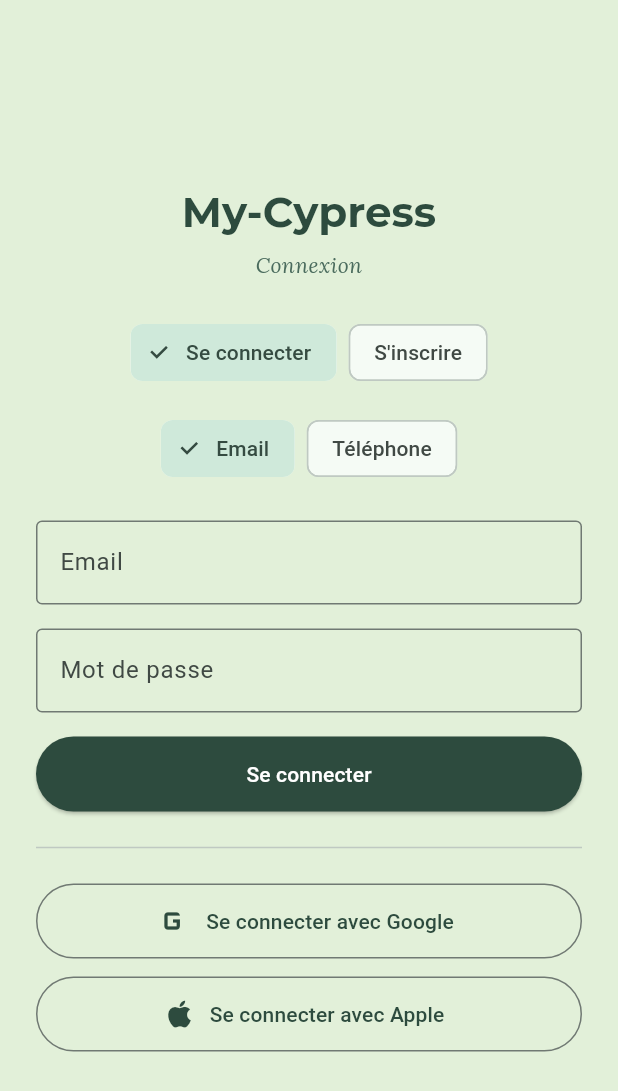
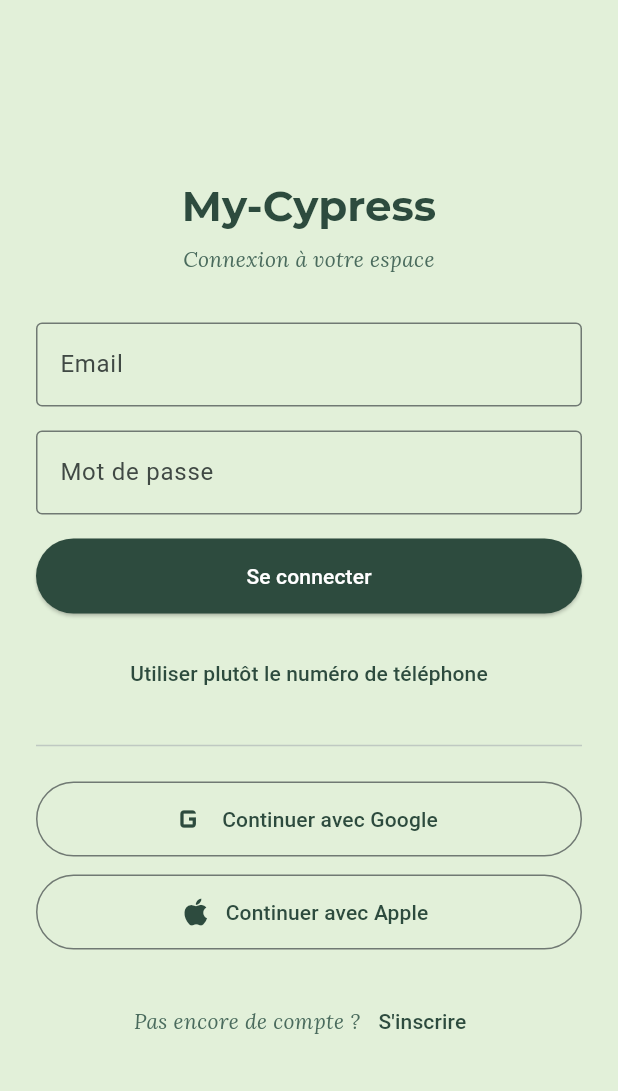
Before and after one commit to DASyhef/My-Cypress, a Flutter app: the screen it shows after launch, on a phone screen of 412 x 824 dp. Shown: the top 1091 px of the screen. Run offline on Flutter 3.47's test engine with Material 3 defaults, Android fonts, the phone set to English and light mode, and no system bars; our stand-ins replace cloud_firestore, firebase_auth, firebase_core, google_fonts, google_sign_in, sign_in_with_apple; accounts and stored records are empty.

Commit message:
refont: connect panel

```diff
--- a/lib/views/auth_page.dart
+++ b/lib/views/auth_page.dart
@@ -226,16 +226,19 @@ class _AuthPageState extends State<AuthPage> {
                 const SizedBox(height: 8),
                 Text(
                   _authAction == AuthAction.login
-                      ? 'Connexion'
-                      : 'Créer un compte',
+                      ? 'Connexion à votre espace'
+                      : 'Création de compte',
                   textAlign: TextAlign.center,
                   style: theme.textTheme.bodyMedium,
                 ),
-                const SizedBox(height: 24),
+                const SizedBox(height: 32),
                 if (_errorMessage != null) ...[
                   Container(
                     padding: const EdgeInsets.all(12),
+                    decoration: BoxDecoration(
                       color: Colors.red.shade100,
+                      borderRadius: BorderRadius.circular(8),
+                    ),
                     child: Text(
                       _errorMessage!,
                       style: TextStyle(color: Colors.red.shade900),
@@ -243,70 +246,27 @@ class _AuthPageState extends State<AuthPage> {
                   ),
                   const SizedBox(height: 16),
                 ],
-                Row(
-                  mainAxisAlignment: MainAxisAlignment.center,
-                  children: [
-                    ChoiceChip(
-                      label: const Text('Se connecter'),
-                      selected: _authAction == AuthAction.login,
-                      onSelected: (selected) {
-                        if (selected) {
+                if (_authMode == AuthMode.email)
+                  _buildEmailForm(theme)
+                else
+                  _buildPhoneForm(theme),
+                const SizedBox(height: 16),
+                TextButton(
+                  onPressed: () {
                     setState(() {
-                            _authAction = AuthAction.login;
+                      _authMode = _authMode == AuthMode.email
+                          ? AuthMode.phone
+                          : AuthMode.email;
                       _errorMessage = null;
+                      _codeSent = false;
                     });
-                        }
                   },
+                  child: Text(
+                    _authMode == AuthMode.email
+                        ? 'Utiliser plutôt le numéro de téléphone'
+                        : 'Utiliser plutôt l\'e-mail',
                   ),
-                    const SizedBox(width: 8),
-                    ChoiceChip(
-                      label: const Text('S\'inscrire'),
-                      selected: _authAction == AuthAction.register,
-                      onSelected: (selected) {
-                        if (selected) {
-                          setState(() {
-                            _authAction = AuthAction.register;
-                            _errorMessage = null;
-                          });
-                        }
-                      },
                 ),
-                  ],
-                ),
-                const SizedBox(height: 16),
-                Row(
-                  mainAxisAlignment: MainAxisAlignment.center,
-                  children: [
-                    ChoiceChip(
-                      label: const Text('Email'),
-                      selected: _authMode == AuthMode.email,
-                      onSelected: (selected) {
-                        if (selected) {
-                          setState(() {
-                            _authMode = AuthMode.email;
-                            _errorMessage = null;
-                          });
-                        }
-                      },
-                    ),
-                    const SizedBox(width: 8),
-                    ChoiceChip(
-                      label: const Text('Téléphone'),
-                      selected: _authMode == AuthMode.phone,
-                      onSelected: (selected) {
-                        if (selected) {
-                          setState(() {
-                            _authMode = AuthMode.phone;
-                            _errorMessage = null;
-                          });
-                        }
-                      },
-                    ),
-                  ],
-                ),
-                const SizedBox(height: 24),
-                if (_authMode == AuthMode.email) _buildEmailForm(theme),
-                if (_authMode == AuthMode.phone) _buildPhoneForm(theme),
                 const SizedBox(height: 16),
                 const Divider(),
                 const SizedBox(height: 16),
@@ -318,7 +278,7 @@ class _AuthPageState extends State<AuthPage> {
                     icon: const Icon(Icons.g_mobiledata, size: 28),
                     label: Text(
                       _authAction == AuthAction.login
-                          ? 'Se connecter avec Google'
+                          ? 'Continuer avec Google'
                           : 'S\'inscrire avec Google',
                     ),
                     style: OutlinedButton.styleFrom(
@@ -331,7 +291,7 @@ class _AuthPageState extends State<AuthPage> {
                     icon: const Icon(Icons.apple, size: 24),
                     label: Text(
                       _authAction == AuthAction.login
-                          ? 'Se connecter avec Apple'
+                          ? 'Continuer avec Apple'
                           : 'S\'inscrire avec Apple',
                     ),
                     style: OutlinedButton.styleFrom(
@@ -339,6 +299,32 @@ class _AuthPageState extends State<AuthPage> {
                     ),
                   ),
                 ],
+                const SizedBox(height: 24),
+                Row(
+                  mainAxisAlignment: MainAxisAlignment.center,
+                  children: [
+                    Text(
+                      _authAction == AuthAction.login
+                          ? 'Pas encore de compte ?'
+                          : 'Déjà un compte ?',
+                    ),
+                    TextButton(
+                      onPressed: () {
+                        setState(() {
+                          _authAction = _authAction == AuthAction.login
+                              ? AuthAction.register
+                              : AuthAction.login;
+                          _errorMessage = null;
+                        });
+                      },
+                      child: Text(
+                        _authAction == AuthAction.login
+                            ? 'S\'inscrire'
+                            : 'Se connecter',
+                      ),
+                    ),
+                  ],
+                ),
               ],
             ),
           ),
```
Lines whose indentation alone changed are shown as unchanged.
